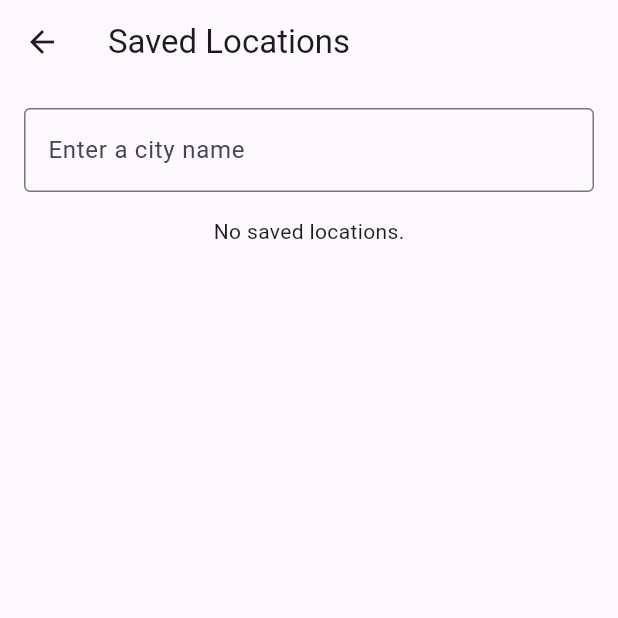
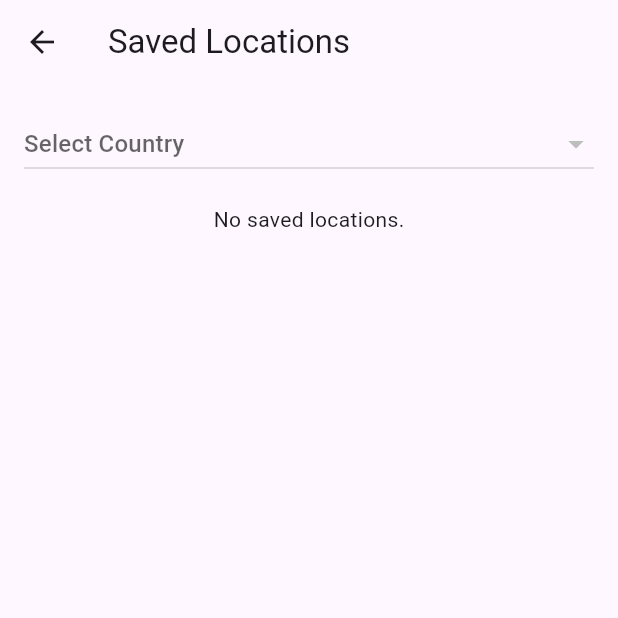
Before and after one commit to lakshitasethi22/weatherApp, a Flutter app: the screen it shows after launch, after a tap on the "list" icon, on a phone screen of 412 x 824 dp, the top half of it. Run offline on Flutter 3.47's test engine with Material 3 defaults, Android fonts, the phone set to English and light mode, and no system bars; our stand-ins replace geolocator, google_fonts, shared_preferences; network calls fail.

Commit message:
Weather app

```diff
--- a/lib/pages/forecast_screen.dart
+++ b/lib/pages/forecast_screen.dart
@@ -1,6 +1,6 @@
 import 'package:flutter/material.dart';
 import 'package:weather/services/weather_service.dart';
-import 'package:google_fonts/google_fonts.dart';
+// import 'package:google_fonts/google_fonts.dart';
 
 class ForecastScreen extends StatelessWidget {
   final String city;
--- a/lib/pages/saved_locations_screen.dart
+++ b/lib/pages/saved_locations_screen.dart
@@ -3,6 +3,7 @@ import 'package:flutter/material.dart';
 import 'package:google_fonts/google_fonts.dart';
 import 'package:weather/services/weather_service.dart';
 import 'package:shared_preferences/shared_preferences.dart';
+import 'package:http/http.dart' as http;
 
 class SavedLocationsScreen extends StatefulWidget {
   final List<String> initialSavedLocations;
@@ -15,10 +16,14 @@ class SavedLocationsScreen extends StatefulWidget {
 
 class _SavedLocationsScreenState extends State<SavedLocationsScreen> {
   late List<String> _savedLocations;
-  final TextEditingController _controller = TextEditingController();
   Map<String, Map<String, dynamic>?> _weatherData = {};
   final WeatherService _weatherService = WeatherService();
   List<String> _filteredSuggestions = [];
+
+  List<String> _countries = [];
+  Map<String, List<String>> _countryCities = {};
+  String? _selectedCountry;
+  String? _selectedCity;
 
   @override
   void initState() {
@@ -26,6 +31,7 @@ class _SavedLocationsScreenState extends State<SavedLocationsScreen> {
     _savedLocations = List.from(widget.initialSavedLocations);
     _loadWeatherDataFromCache();
     _fetchWeatherForSavedLocations();
+    _fetchCountriesAndCities();
   }
 
   Future<void> _loadWeatherDataFromCache() async {
@@ -36,7 +42,6 @@ class _SavedLocationsScreenState extends State<SavedLocationsScreen> {
         _weatherData[location] = json.decode(weatherJson);
       }
     }
-    setState(() {}); // Update UI with cached data
   }
 
   Future<void> _fetchWeatherForSavedLocations() async {
@@ -80,8 +85,7 @@ class _SavedLocationsScreenState extends State<SavedLocationsScreen> {
       });
       await _saveLocations();
       _fetchWeatherData(location);
-      _controller.clear();
-      _filteredSuggestions.clear();
+      _selectedCity = null; // Reset selected city
     }
   }
 
@@ -128,20 +132,21 @@ class _SavedLocationsScreenState extends State<SavedLocationsScreen> {
     );
   }
 
-  void _filterCities(String query) async {
-    if (query.isNotEmpty) {
+  Future<void> _fetchCountriesAndCities() async {
     try {
-        final List<String> suggestions = await _weatherService.fetchCitySuggestions(query);
+      final response = await http.get(Uri.parse('https://countriesnow.space/api/v0.1/countries'));
+      if (response.statusCode == 200) {
+        final data = json.decode(response.body)['data'];
         setState(() {
-          _filteredSuggestions = suggestions;
+          _countries = List<String>.from(data.map((country) => country['country']));
+          _countryCities = {
+            for (var country in data)
+              country['country']: List<String>.from(country['cities']),
+          };
         });
+      }
     } catch (e) {
-        print('Error fetching city suggestions: $e');
-      }
-    } else {
-      setState(() {
-        _filteredSuggestions.clear();
-      });
+      print('Error fetching countries and cities: $e');
     }
   }
 
@@ -156,35 +161,64 @@ class _SavedLocationsScreenState extends State<SavedLocationsScreen> {
           children: [
             Padding(
               padding: const EdgeInsets.all(16.0),
-              child: TextField(
-                controller: _controller,
-                decoration: InputDecoration(
-                  hintText: 'Enter a city name',
-                  border: OutlineInputBorder(),
+              child: Column(
+                children: [
+                  // Country selection dropdown
+                  DropdownButton<String>(
+                    isExpanded: true,
+                    value: _selectedCountry,
+                    hint: Text('Select Country'),
+                    onChanged: (newValue) {
+                      setState(() {
+                        _selectedCountry = newValue;
+                        _selectedCity = null; // Reset city selection
+                        _filteredSuggestions.clear(); // Clear suggestions on country change
+                      });
+                    },
+                    items: _countries.map((country) {
+                      return DropdownMenuItem(
+                        child: Text(country),
+                        value: country,
+                      );
+                    }).toList(),
                   ),
-                onChanged: _filterCities,
-                onSubmitted: (value) {
-                  _addLocation(value);
+
+                  // City selection dropdown
+                  if (_selectedCountry != null) ...[
+                    DropdownButton<String>(
+                      isExpanded: true,
+                      value: _selectedCity,
+                      hint: Text('Select City'),
+                      onChanged: (newValue) {
+                        setState(() {
+                          _selectedCity = newValue;
+                        });
                       },
+                      items: _countryCities[_selectedCountry]
+                          ?.map((city) => DropdownMenuItem(
+                        child: Text(city),
+                        value: city,
+                      ))
+                          .toList(),
                     ),
+
+                    // Button to add the selected city with styling
+                    ElevatedButton(
+                      onPressed: () {
+                        if (_selectedCity != null) {
+                          _addLocation(_selectedCity!);
+                        }
+                      },
+                      style: ElevatedButton.styleFrom(
+                        padding: EdgeInsets.symmetric(horizontal: 20, vertical: 12),
+                        backgroundColor: Colors.blue, // Changed from primary to backgroundColor
+                        foregroundColor: Colors.white,
+                        textStyle: GoogleFonts.lato(fontSize: 18, fontWeight: FontWeight.bold),
                       ),
-            if (_filteredSuggestions.isNotEmpty)
-              Container(
-                constraints: BoxConstraints(maxHeight: 200),
-                color: Colors.white,
-                child: ListView.builder(
-                  shrinkWrap: true,
-                  physics: NeverScrollableScrollPhysics(),
-                  itemCount: _filteredSuggestions.length,
-                  itemBuilder: (context, index) {
-                    final suggestion = _filteredSuggestions[index];
-                    return ListTile(
-                      title: Text(suggestion),
-                      onTap: () {
-                        _addLocation(suggestion);
-                      },
-                    );
-                  },
+                      child: Text('Add City'),
+                    ),
+                  ],
+                ],
               ),
             ),
             _savedLocations.isEmpty
@@ -199,7 +233,7 @@ class _SavedLocationsScreenState extends State<SavedLocationsScreen> {
 
                 return GestureDetector(
                   onTap: () {
-                    Navigator.pop(context, city); // Return selected city
+                    Navigator.pop(context, city);
                   },
                   child: Container(
                     margin: EdgeInsets.symmetric(vertical: 8, horizontal: 16),
@@ -221,7 +255,10 @@ class _SavedLocationsScreenState extends State<SavedLocationsScreen> {
                       children: [
                         Text(
                           city,
-                          style: GoogleFonts.lato(fontSize: 24, fontWeight: FontWeight.bold, color: Colors.blue[900]),
+                          style: GoogleFonts.lato(
+                              fontSize: 24,
+                              fontWeight: FontWeight.bold,
+                              color: Colors.blue[900]),
                         ),
                         SizedBox(height: 10),
                         if (weather != null) ...[
@@ -233,24 +270,34 @@ class _SavedLocationsScreenState extends State<SavedLocationsScreen> {
                           SizedBox(height: 8),
                           Text(
                             'Temperature: ${weather['temperature']}°C',
-                            style: GoogleFonts.lato(fontSize: 16, color: Colors.blue[900]),
+                            style: GoogleFonts.lato(
+                                fontSize: 16, color: Colors.blue[900]),
                           ),
                           Text(
                             'Condition: ${weather['condition']}',
-                            style: GoogleFonts.lato(fontSize: 16, color: Colors.blue[900]),
+                            style: GoogleFonts.lato(
+                                fontSize: 16, color: Colors.blue[900]),
                           ),
                           Text(
                             'Humidity: ${weather['humidity']}%',
-                            style: GoogleFonts.lato(fontSize: 16, color: Colors.blue[900]),
+                            style: GoogleFonts.lato(
+                                fontSize: 16, color: Colors.blue[900]),
                           ),
                           Text(
                             'Last Updated: ${weather['time']}',
-                            style: GoogleFonts.lato(fontSize: 12, fontStyle: FontStyle.italic, color: Colors.blue[700]),
+                            style: GoogleFonts.lato(
+                                fontSize: 12,
+                                fontStyle: FontStyle.italic,
+                                color: Colors.blue[700]),
                           ),
-                        ] else ...[
+                        ] else
+                          ...[
                             Text(
                               'Loading ...',
-                            style: GoogleFonts.lato(fontSize: 16, fontStyle: FontStyle.italic, color: Colors.red),
+                              style: GoogleFonts.lato(
+                                  fontSize: 16,
+                                  fontStyle: FontStyle.italic,
+                                  color: Colors.red),
                             ),
                           ],
                         Align(
--- a/lib/services/weather_service.dart
+++ b/lib/services/weather_service.dart
@@ -2,16 +2,16 @@ import 'package:http/http.dart' as http;
 import 'dart:convert';
 
 class WeatherService {
-  final String apiKey = '79e2286e76824509a9e45052241809'; // Replace with your actual API key
+  final String apiKey = '79e2286e76824509a9e45052241809';
   final String baseUrl = 'https://api.weatherapi.com/v1';
 
   Future<List<String>> fetchCitySuggestions(String query) async {
-    // Replace with your actual API endpoint
+
     final response = await http.get(Uri.parse('https://countriesnow.space/api/v0.1/countries'));
 
     if (response.statusCode == 200) {
       final List<dynamic> data = json.decode(response.body);
-      return data.map((city) => city['name'].toString()).toList(); // Adjust based on your API response
+      return data.map((city) => city['name'].toString()).toList();
     } else {
       throw Exception('Failed to load cities');
     }
--- a/pubspec.yaml
+++ b/pubspec.yaml
@@ -40,3 +40,7 @@ flutter:
 #    - assets/images/rainy_background.jpg
 #    - assets/images/snowy_background.jpg
 #    - assets/images/default_background.jpg
+
+
+
+#two for loops for fetching the cities from the countries api
```
Also changed, not shown: lib/pages/home_screen.dart (+104 -175 lines), lib/services/weather_background.dart (+22 -18 lines), 1 other file. Lines whose indentation alone changed are shown as unchanged.
